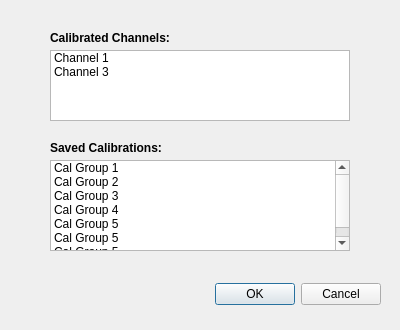
Terrabits/S2pExtractor, file getCalibrationDialog.ui: the form before one commit.
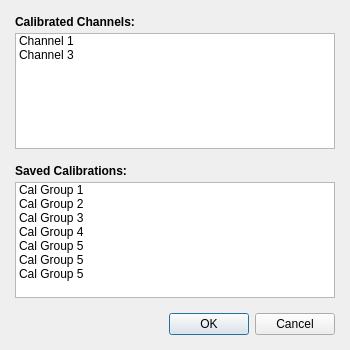
The form after the commit.

```diff
--- a/getCalibrationDialog.ui
+++ b/getCalibrationDialog.ui
@@ -6,22 +6,49 @@
    <rect>
     <x>0</x>
     <y>0</y>
-    <width>400</width>
-    <height>330</height>
+    <width>350</width>
+    <height>350</height>
    </rect>
   </property>
   <property name="windowTitle">
    <string>Choose Calibration...</string>
   </property>
+  <layout class="QVBoxLayout" name="verticalLayout_3">
+   <property name="spacing">
+    <number>0</number>
+   </property>
+   <property name="leftMargin">
+    <number>15</number>
+   </property>
+   <property name="topMargin">
+    <number>15</number>
+   </property>
+   <property name="rightMargin">
+    <number>15</number>
+   </property>
+   <property name="bottomMargin">
+    <number>15</number>
+   </property>
+   <item>
+    <widget class="QWidget" name="widget" native="true">
+     <layout class="QVBoxLayout" name="verticalLayout">
+      <property name="spacing">
+       <number>4</number>
+      </property>
+      <property name="leftMargin">
+       <number>0</number>
+      </property>
+      <property name="topMargin">
+       <number>0</number>
+      </property>
+      <property name="rightMargin">
+       <number>0</number>
+      </property>
+      <property name="bottomMargin">
+       <number>0</number>
+      </property>
+      <item>
   <widget class="QLabel" name="label">
-   <property name="geometry">
-    <rect>
-     <x>50</x>
-     <y>30</y>
-     <width>301</width>
-     <height>16</height>
-    </rect>
-   </property>
    <property name="font">
     <font>
      <weight>75</weight>
@@ -32,15 +59,9 @@
     <string>Calibrated Channels:</string>
    </property>
   </widget>
+      </item>
+      <item>
   <widget class="QListWidget" name="channelList">
-   <property name="geometry">
-    <rect>
-     <x>50</x>
-     <y>50</y>
-     <width>300</width>
-     <height>71</height>
-    </rect>
-   </property>
    <property name="horizontalScrollBarPolicy">
     <enum>Qt::ScrollBarAlwaysOff</enum>
    </property>
@@ -64,15 +85,46 @@
     </property>
    </item>
   </widget>
+      </item>
+     </layout>
+    </widget>
+   </item>
+   <item>
+    <spacer name="verticalSpacer_2">
+     <property name="orientation">
+      <enum>Qt::Vertical</enum>
+     </property>
+     <property name="sizeType">
+      <enum>QSizePolicy::Fixed</enum>
+     </property>
+     <property name="sizeHint" stdset="0">
+      <size>
+       <width>20</width>
+       <height>15</height>
+      </size>
+     </property>
+    </spacer>
+   </item>
+   <item>
+    <widget class="QWidget" name="widget_2" native="true">
+     <layout class="QVBoxLayout" name="verticalLayout_2">
+      <property name="spacing">
+       <number>4</number>
+      </property>
+      <property name="leftMargin">
+       <number>0</number>
+      </property>
+      <property name="topMargin">
+       <number>0</number>
+      </property>
+      <property name="rightMargin">
+       <number>0</number>
+      </property>
+      <property name="bottomMargin">
+       <number>0</number>
+      </property>
+      <item>
   <widget class="QLabel" name="label_2">
-   <property name="geometry">
-    <rect>
-     <x>50</x>
-     <y>140</y>
-     <width>301</width>
-     <height>16</height>
-    </rect>
-   </property>
    <property name="font">
     <font>
      <weight>75</weight>
@@ -83,15 +135,9 @@
     <string>Saved Calibrations:</string>
    </property>
   </widget>
+      </item>
+      <item>
   <widget class="QListWidget" name="calPoolList">
-   <property name="geometry">
-    <rect>
-     <x>50</x>
-     <y>160</y>
-     <width>300</width>
-     <height>91</height>
-    </rect>
-   </property>
    <property name="editTriggers">
     <set>QAbstractItemView::NoEditTriggers</set>
    </property>
@@ -131,19 +177,47 @@
     </property>
    </item>
   </widget>
+      </item>
+     </layout>
+    </widget>
+   </item>
+   <item>
+    <spacer name="verticalSpacer_3">
+     <property name="orientation">
+      <enum>Qt::Vertical</enum>
+     </property>
+     <property name="sizeHint" stdset="0">
+      <size>
+       <width>20</width>
+       <height>40</height>
+      </size>
+     </property>
+    </spacer>
+   </item>
+   <item>
+    <spacer name="verticalSpacer">
+     <property name="orientation">
+      <enum>Qt::Vertical</enum>
+     </property>
+     <property name="sizeType">
+      <enum>QSizePolicy::Fixed</enum>
+     </property>
+     <property name="sizeHint" stdset="0">
+      <size>
+       <width>20</width>
+       <height>15</height>
+      </size>
+     </property>
+    </spacer>
+   </item>
+   <item>
   <widget class="QDialogButtonBox" name="buttonBox">
-   <property name="geometry">
-    <rect>
-     <x>20</x>
-     <y>280</y>
-     <width>361</width>
-     <height>28</height>
-    </rect>
-   </property>
    <property name="standardButtons">
     <set>QDialogButtonBox::Cancel|QDialogButtonBox::Ok</set>
    </property>
   </widget>
+   </item>
+  </layout>
  </widget>
  <tabstops>
   <tabstop>channelList</tabstop>
```
Lines whose indentation alone changed are shown as unchanged.
